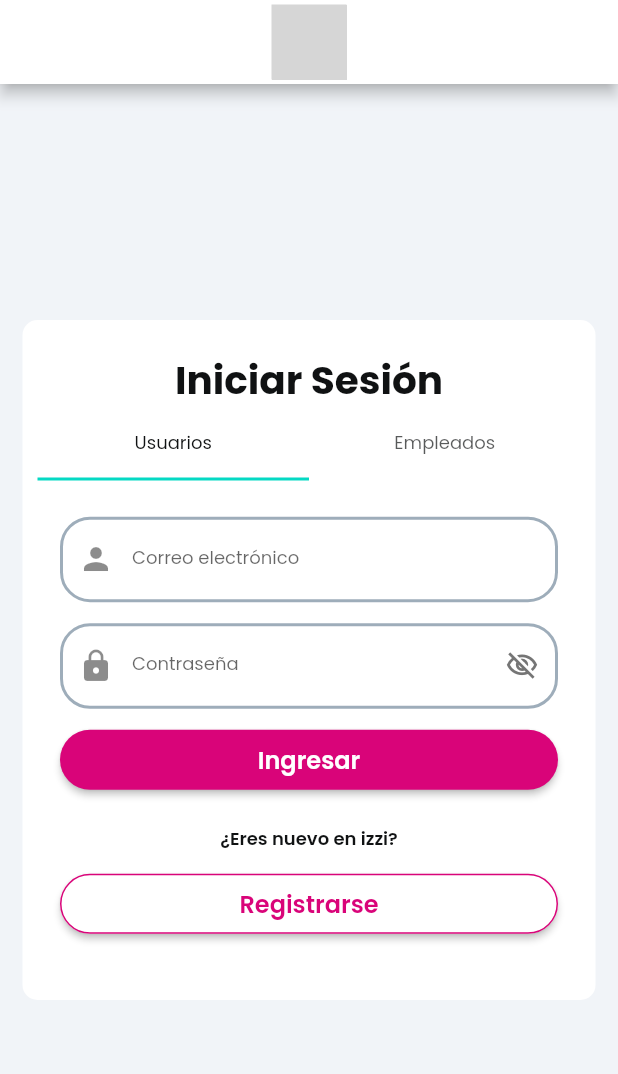
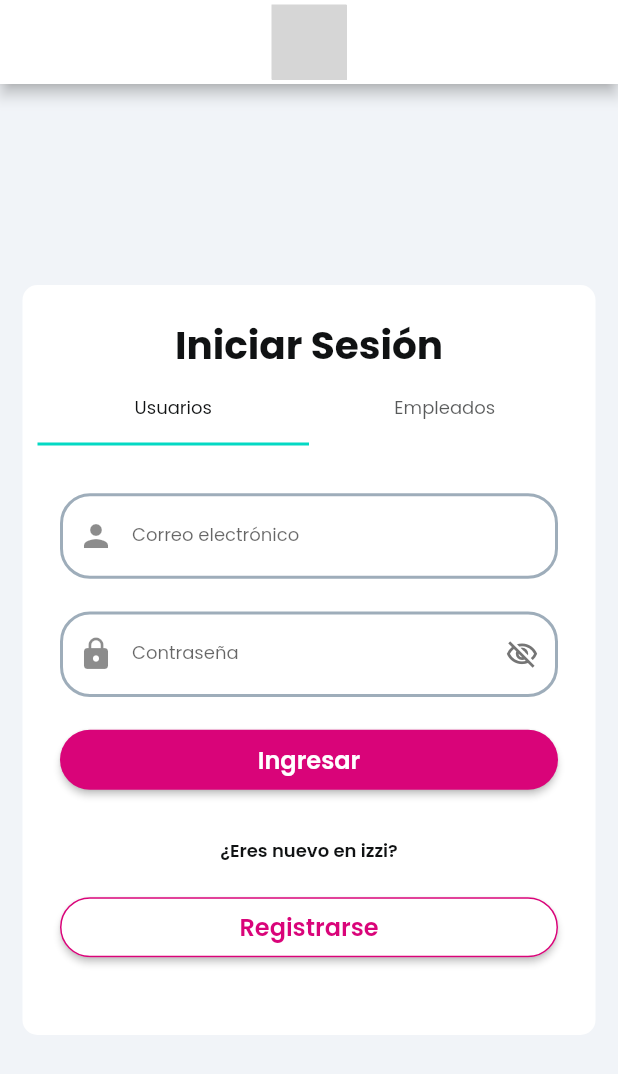
Before and after one commit to Papalarva/uii_proyecto_flutlab, a Flutter app: the screen it shows after launch, on a phone screen of 412 x 824 dp. Shown: the top 1074 px of the screen. Run offline on Flutter 3.47's test engine with Material 2 defaults, Android fonts, the phone set to English and light mode, and no system bars; drawn by our look-alikes of auto_size_text; our stand-ins replace easy_debounce, flutter_svg, font_awesome_flutter, google_fonts, page_transition, shared_preferences and 2 more; missing offline and left inert: json_path; network calls fail; key blocks and very long unbroken strings in the code were emptied for the run; grey boxes are pictures that could not be loaded.

Commit message:
Se corrigio algunas medidas

```diff
--- a/lib/login/login_widget.dart
+++ b/lib/login/login_widget.dart
@@ -66,7 +66,7 @@ class _LoginWidgetState extends State<LoginWidget> {
                   padding: EdgeInsetsDirectional.fromSTEB(10, 10, 10, 10),
                   child: Container(
                     width: double.infinity,
-                    height: MediaQuery.of(context).size.height * 0.55,
+                    height: 500,
                     decoration: BoxDecoration(
                       color: FlutterFlowTheme.of(context).secondaryBackground,
                       borderRadius: BorderRadius.circular(10),
```
Also changed, not shown: lib/conclusiones/conclusiones_widget.dart (+5 -2 lines), lib/desarrollador/desarrollador_widget.dart (+5 -3 lines).
